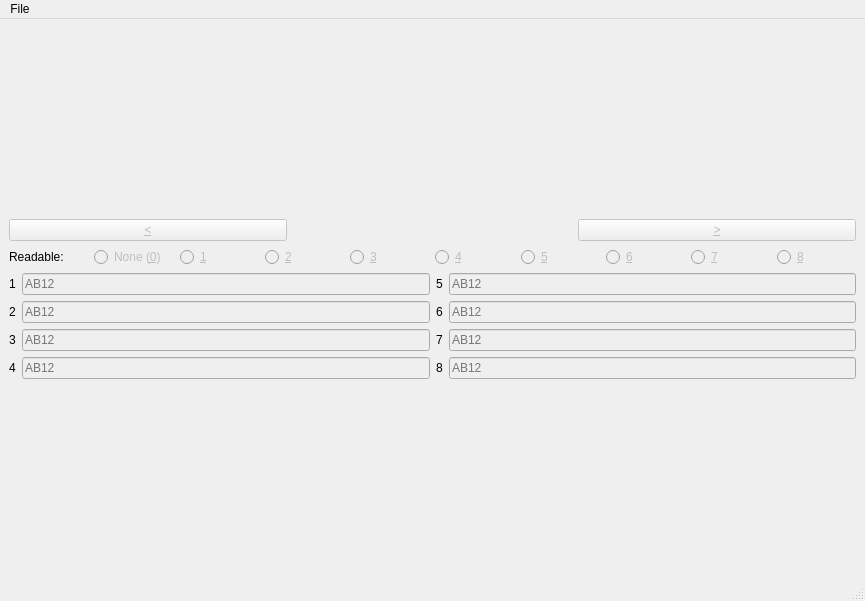
Qt form labeller.ui (Hypochondriac-Hippos/plate-labeller) before a commit.
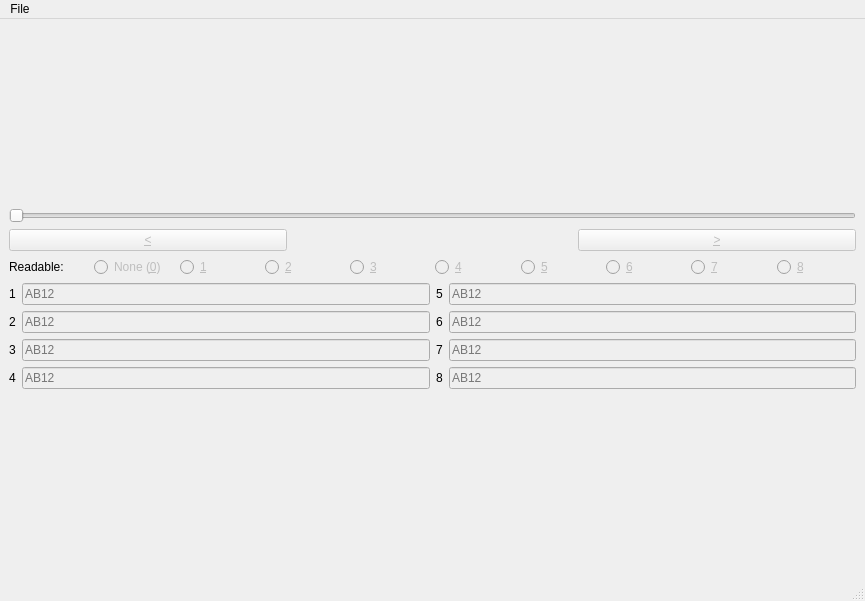
The same form after that commit.

Commit message: Add position slider

```diff
--- a/labeller.ui
+++ b/labeller.ui
@@ -17,6 +17,16 @@
    <layout class="QGridLayout" name="gridLayout">
     <item row="0" column="0">
      <layout class="QVBoxLayout" name="verticalLayout">
+      <item>
+       <widget class="QSlider" name="position">
+        <property name="enabled">
+         <bool>false</bool>
+        </property>
+        <property name="orientation">
+         <enum>Qt::Horizontal</enum>
+        </property>
+       </widget>
+      </item>
       <item>
        <layout class="QHBoxLayout" name="horizontalLayout">
         <item>
```
The commit also changes 1 other file.
